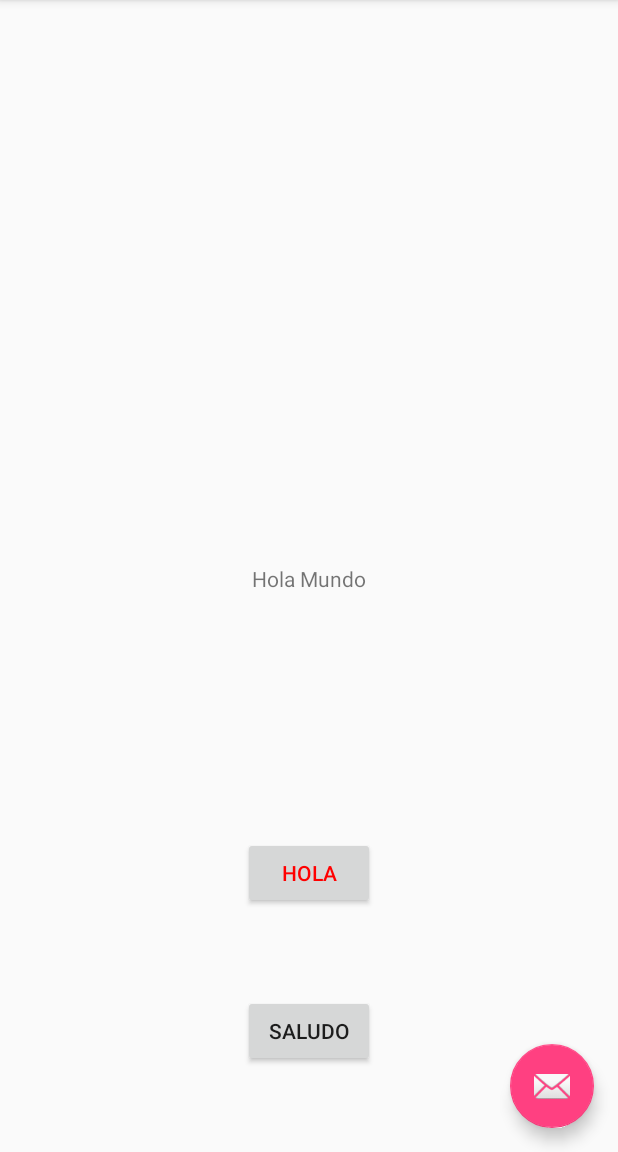
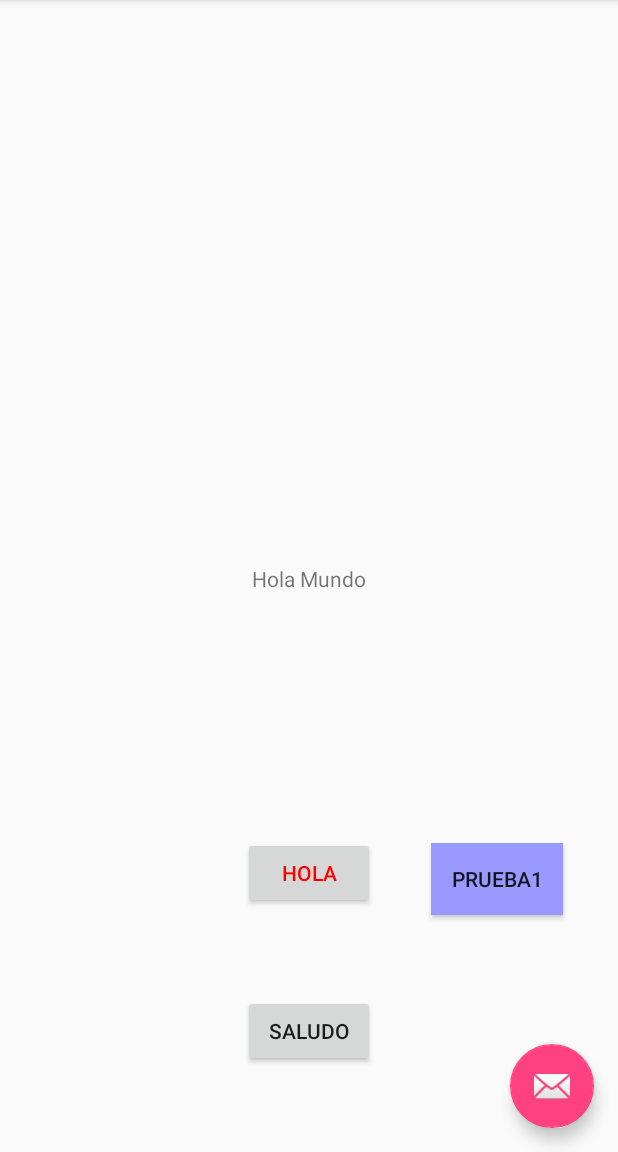
Before and after one commit to NuriaOS/TareaVersionesNOS, an Android app: the screen it shows after launch (MainActivity), on a phone screen of 412 x 824 dp, the part 84-1236 px from its top. Run offline under Robolectric (Android 15) with nearby library versions, the phone set to English and light mode, and no system bars.

Commit message:
Prueba1 terminada

```diff
--- a/app/src/main/res/layout/content_main.xml
+++ b/app/src/main/res/layout/content_main.xml
@@ -48,4 +48,19 @@
         app:layout_constraintRight_toRightOf="parent"
         app:layout_constraintTop_toBottomOf="@+id/button" />
 
+    <Button
+        android:id="@+id/button3"
+        android:layout_width="wrap_content"
+        android:layout_height="wrap_content"
+        android:layout_marginBottom="0dp"
+        android:layout_marginLeft="8dp"
+        android:layout_marginRight="8dp"
+        android:layout_marginTop="8dp"
+        android:background="@color/azul"
+        android:text="@string/btn_prueba1"
+        app:layout_constraintBottom_toBottomOf="@+id/button"
+        app:layout_constraintLeft_toRightOf="@+id/button"
+        app:layout_constraintRight_toRightOf="parent"
+        app:layout_constraintTop_toTopOf="@+id/button" />
+
 </android.support.constraint.ConstraintLayout>
--- a/app/src/main/res/values/colors.xml
+++ b/app/src/main/res/values/colors.xml
@@ -3,5 +3,5 @@
     <color name="colorPrimary">#3F51B5</color>
     <color name="colorPrimaryDark">#303F9F</color>
     <color name="colorAccent">#FF4081</color>
-    <color name="azul">#0000aa</color>
+    <color name="azul">#9999ff</color>
 </resources>
--- a/app/src/main/res/values/strings.xml
+++ b/app/src/main/res/values/strings.xml
@@ -4,4 +4,5 @@
     <string name="bienvenida_txt">Hola Mundo</string>
     <string name="btn_hola">Hola</string>
     <string name="btn_saludo">Saludo</string>
+    <string name="btn_prueba1">prueba1</string>
 </resources>
```
